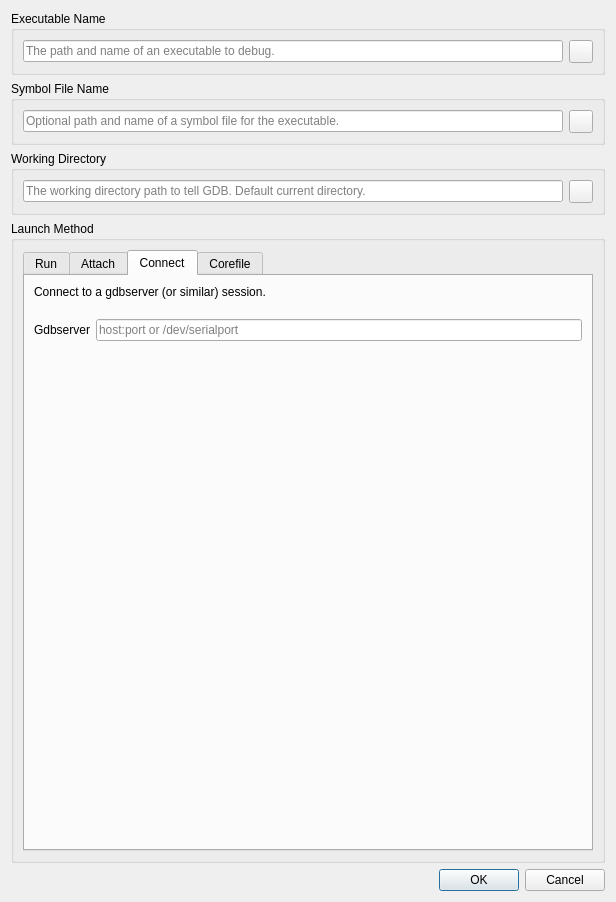
The window that src/SeerDebugDialog.ui (epasveer/seer) describes before a commit, drawn with Qt 5.
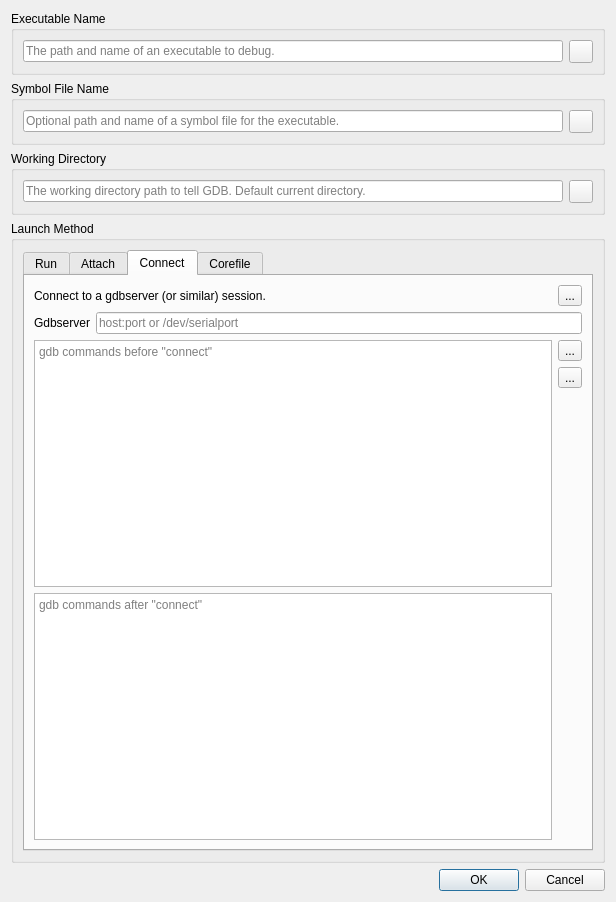
The same window after the commit. Icons and pictures are not drawn.

Commit message: Working on custom gdb commands for "connect" mode.

```diff
--- a/src/SeerDebugDialog.ui
+++ b/src/SeerDebugDialog.ui
@@ -13,8 +13,8 @@
   <property name="windowTitle">
    <string>Select Executable to Debug</string>
   </property>
-  <layout class="QVBoxLayout" name="verticalLayout_9">
-   <item>
+  <layout class="QGridLayout" name="gridLayout_4">
+   <item row="0" column="0">
     <widget class="QGroupBox" name="executableNameGroupBox">
      <property name="title">
       <string>Executable Name</string>
@@ -176,7 +176,7 @@
      </layout>
     </widget>
    </item>
-   <item>
+   <item row="3" column="0">
     <widget class="QGroupBox" name="launchMethodGroupBox">
      <property name="sizePolicy">
       <sizepolicy hsizetype="Preferred" vsizetype="Preferred">
@@ -187,8 +187,8 @@
      <property name="title">
       <string>Launch Method</string>
      </property>
-     <layout class="QVBoxLayout" name="verticalLayout_4">
-      <item>
+     <layout class="QGridLayout" name="gridLayout_5">
+      <item row="0" column="0">
        <widget class="QTabWidget" name="runModeTabWidget">
         <property name="currentIndex">
          <number>2</number>
@@ -486,20 +486,55 @@
          <attribute name="title">
           <string>Connect</string>
          </attribute>
-         <layout class="QVBoxLayout" name="verticalLayout_6">
+         <layout class="QVBoxLayout" name="verticalLayout_4">
           <item>
-           <layout class="QVBoxLayout" name="verticalLayout_2">
+           <layout class="QHBoxLayout" name="horizontalLayout_6">
             <item>
              <widget class="QLabel" name="label_2">
               <property name="text">
-               <string>Connect to a gdbserver (or similar) session.
-</string>
+               <string>Connect to a gdbserver (or similar) session.</string>
               </property>
              </widget>
             </item>
             <item>
-             <layout class="QGridLayout" name="gridLayout">
-              <item row="0" column="1" colspan="2">
+             <spacer name="horizontalSpacer">
+              <property name="orientation">
+               <enum>Qt::Horizontal</enum>
+              </property>
+              <property name="sizeHint" stdset="0">
+               <size>
+                <width>248</width>
+                <height>20</height>
+               </size>
+              </property>
+             </spacer>
+            </item>
+            <item>
+             <widget class="QToolButton" name="helpConnectToolButton">
+              <property name="toolTip">
+               <string>Help for Connect launch method.</string>
+              </property>
+              <property name="text">
+               <string>...</string>
+              </property>
+              <property name="icon">
+               <iconset resource="resource.qrc">
+                <normaloff>:/seer/resources/RelaxLightIcons/help-about.svg</normaloff>:/seer/resources/RelaxLightIcons/help-about.svg</iconset>
+              </property>
+             </widget>
+            </item>
+           </layout>
+          </item>
+          <item>
+           <layout class="QHBoxLayout" name="horizontalLayout_2">
+            <item>
+             <widget class="QLabel" name="connectProgramHostPortLabel">
+              <property name="text">
+               <string>Gdbserver</string>
+              </property>
+             </widget>
+            </item>
+            <item>
                <widget class="QLineEdit" name="connectProgramHostPortLineEdit">
                 <property name="sizePolicy">
                  <sizepolicy hsizetype="Expanding" vsizetype="Fixed">
@@ -521,14 +556,42 @@
                 </property>
                </widget>
               </item>
+           </layout>
+          </item>
+          <item>
+           <layout class="QGridLayout" name="gridLayout">
               <item row="0" column="0">
-               <widget class="QLabel" name="connectProgramHostPortLabel">
+             <widget class="QPlainTextEdit" name="preCommandsPlainTextEdit">
+              <property name="placeholderText">
+               <string>gdb commands before &quot;connect&quot;</string>
+              </property>
+             </widget>
+            </item>
+            <item row="0" column="1" rowspan="2">
+             <layout class="QVBoxLayout" name="verticalLayout_2">
+              <item>
+               <widget class="QToolButton" name="loadCommandsToolButton">
+                <property name="toolTip">
+                 <string>Load &quot;pre&quot; and &quot;post&quot; commands from a file.</string>
+                </property>
                 <property name="text">
-                 <string>Gdbserver</string>
+                 <string>...</string>
                 </property>
                </widget>
               </item>
-             </layout>
+              <item>
+               <widget class="QToolButton" name="saveCommandsToolButton">
+                <property name="toolTip">
+                 <string>Save &quot;pre&quot; and &quot;post&quot; commands to a file.</string>
+                </property>
+                <property name="text">
+                 <string>...</string>
+                </property>
+                <property name="icon">
+                 <iconset resource="resource.qrc">
+                  <normaloff>:/seer/resources/RelaxLightIcons/document-save-as.svg</normaloff>:/seer/resources/RelaxLightIcons/document-save-as.svg</iconset>
+                </property>
+               </widget>
             </item>
             <item>
              <spacer name="verticalSpacer_2">
@@ -538,10 +601,19 @@
               <property name="sizeHint" stdset="0">
                <size>
                 <width>20</width>
-                <height>378</height>
+                  <height>348</height>
                </size>
               </property>
              </spacer>
+              </item>
+             </layout>
+            </item>
+            <item row="1" column="0">
+             <widget class="QPlainTextEdit" name="postCommandsPlainTextEdit">
+              <property name="placeholderText">
+               <string>gdb commands after &quot;connect&quot;</string>
+              </property>
+             </widget>
             </item>
            </layout>
           </item>
```
Left out of the diff: 21 changed lines with no effect on the pictures. Lines whose indentation alone changed are shown as unchanged. The commit also changes 3 other files.
